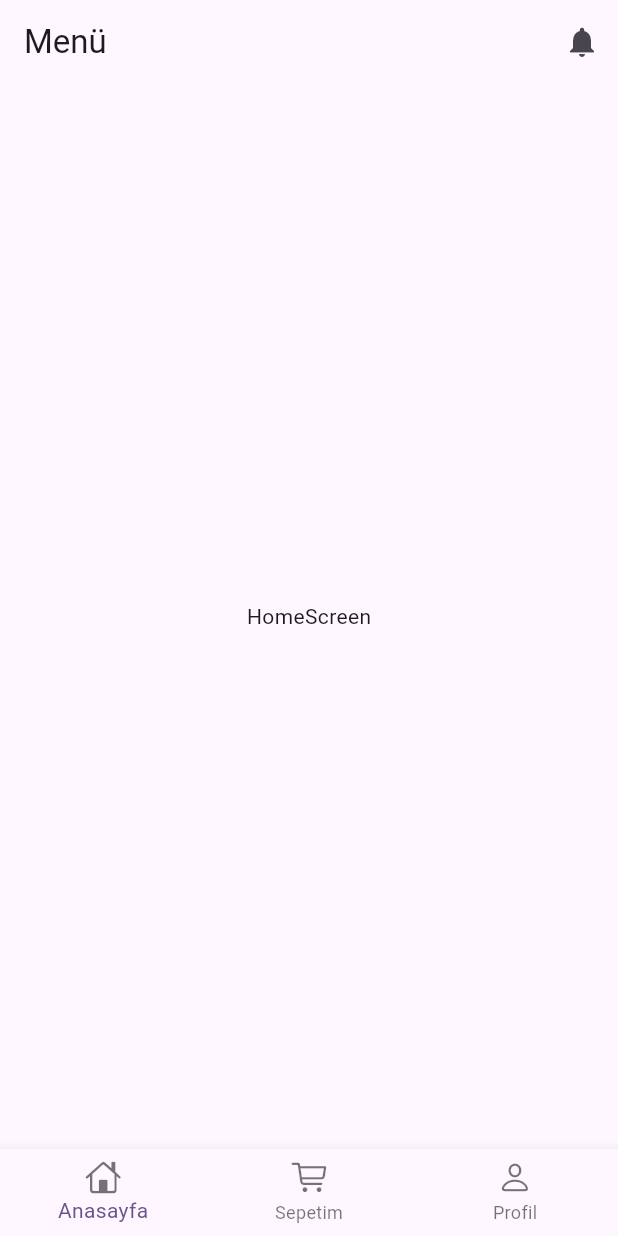
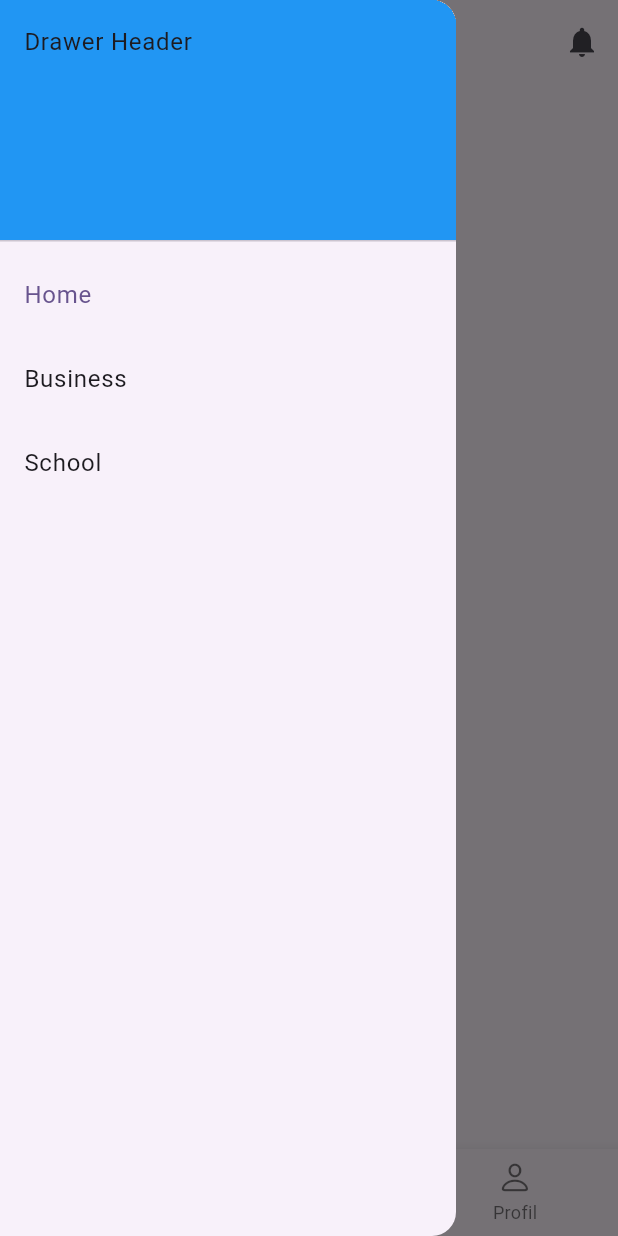
Before and after one commit to duyguerogluu/emlak, a Flutter app: the screen it shows after launch, with the side drawer open (before the commit the screen has no drawer), on a phone screen of 412 x 824 dp. Run offline on Flutter 3.47's test engine with Material 3 defaults, Android fonts, the phone set to English and light mode, and no system bars; our stand-ins replace flutter_riverpod.

Commit message:
bottomba to drawer

```diff
--- /dev/null
+++ b/lib/components/drawer_menu.dart
@@ -0,0 +1,77 @@
+import 'package:flutter/material.dart';
+import 'package:flutter_riverpod/flutter_riverpod.dart';
+
+class DrawerMenu extends ConsumerWidget {
+  DrawerMenu({super.key});
+
+  int _selectedIndex = 0;
+  static const TextStyle optionStyle =
+      TextStyle(fontSize: 30, fontWeight: FontWeight.bold);
+  static const List<Widget> _widgetOptions = <Widget>[
+    Text(
+      'Index 0: Home',
+      style: optionStyle,
+    ),
+    Text(
+      'Index 1: Business',
+      style: optionStyle,
+    ),
+    Text(
+      'Index 2: School',
+      style: optionStyle,
+    ),
+  ];
+
+  void _onItemTapped(int index) {
+    // setState(() {
+    //   _selectedIndex = index;
+    // });
+  }
+
+  @override
+  Widget build(BuildContext context, WidgetRef ref) {
+    return Drawer(
+      child: ListView(
+        padding: EdgeInsets.zero,
+        children: [
+          const DrawerHeader(
+            decoration: BoxDecoration(
+              color: Colors.blue,
+            ),
+            child: Text('Drawer Header'),
+          ),
+          ListTile(
+            title: const Text('Home'),
+            selected: _selectedIndex == 0,
+            onTap: () {
+              // Update the state of the app
+              _onItemTapped(0);
+              // Then close the drawer
+              Navigator.pop(context);
+            },
+          ),
+          ListTile(
+            title: const Text('Business'),
+            selected: _selectedIndex == 1,
+            onTap: () {
+              // Update the state of the app
+              _onItemTapped(1);
+              // Then close the drawer
+              Navigator.pop(context);
+            },
+          ),
+          ListTile(
+            title: const Text('School'),
+            selected: _selectedIndex == 2,
+            onTap: () {
+              // Update the state of the app
+              _onItemTapped(2);
+              // Then close the drawer
+              Navigator.pop(context);
+            },
+          ),
+        ],
+      ),
+    );
+  }
+}
--- a/lib/screens/base_scafold.dart
+++ b/lib/screens/base_scafold.dart
@@ -1,4 +1,5 @@
 import 'package:emlak/components/bottom_bar.dart';
+import 'package:emlak/components/drawer_menu.dart';
 import 'package:emlak/riverpod/riverpod_management.dart';
 import 'package:flutter/material.dart';
 import 'package:flutter_riverpod/flutter_riverpod.dart';
@@ -21,6 +22,7 @@ class _BaseScaffoldState extends ConsumerState<BaseScaffold> {
     var watch = ref.watch(bottomNavBarRiverpod);
     return Scaffold(
       bottomNavigationBar: const BottomNavBar(),
+      drawer: DrawerMenu(),
       appBar: AppBar(
         title: Text(watch.appbarTitle()),
         actions: <Widget>[
--- a/lib/screens/home_screen.dart
+++ b/lib/screens/home_screen.dart
@@ -1,3 +1,4 @@
+import 'package:emlak/components/drawer_menu.dart';
 import 'package:flutter/material.dart';
 import 'package:flutter_riverpod/flutter_riverpod.dart';
 
@@ -13,6 +14,7 @@ class _HomeScreenState extends ConsumerState<HomeScreen> {
   Widget build(BuildContext context) {
     return SafeArea(
       child: Scaffold(
+        drawer: DrawerMenu(),
         body: Center(
           child: const Text("HomeScreen"),
         ),
--- a/lib/screens/splash_screen.dart
+++ b/lib/screens/splash_screen.dart
@@ -1,5 +1,6 @@
 import 'package:emlak/functions/duygu_nav.dart';
 import 'package:emlak/screens/base_scafold.dart';
+import 'package:emlak/screens/home_screen.dart';
 import 'package:flutter/material.dart';
 
 class SplashScreen extends StatefulWidget {
```
